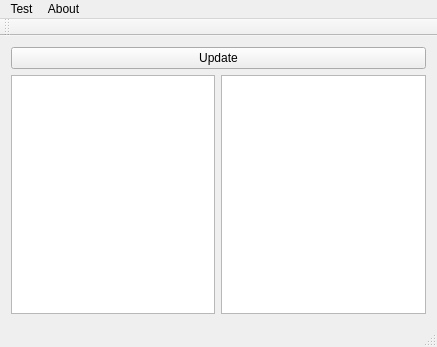
Qt form mainwindow.ui (IJHack/QtPass) before a commit.
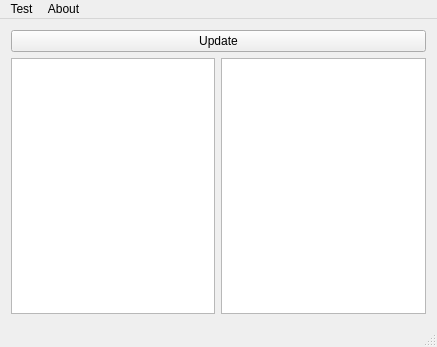
The same form after that commit.

What changed in the file:
```diff
--- a/mainwindow.ui
+++ b/mainwindow.ui
@@ -58,14 +58,6 @@
    <addaction name="menuTest"/>
    <addaction name="menuAbout"/>
   </widget>
-  <widget class="QToolBar" name="mainToolBar">
-   <attribute name="toolBarArea">
-    <enum>TopToolBarArea</enum>
-   </attribute>
-   <attribute name="toolBarBreak">
-    <bool>false</bool>
-   </attribute>
-  </widget>
   <widget class="QStatusBar" name="statusBar"/>
   <action name="actionStuff">
    <property name="text">
```
Left out of the diff: 2 changed lines with no effect on the pictures.
